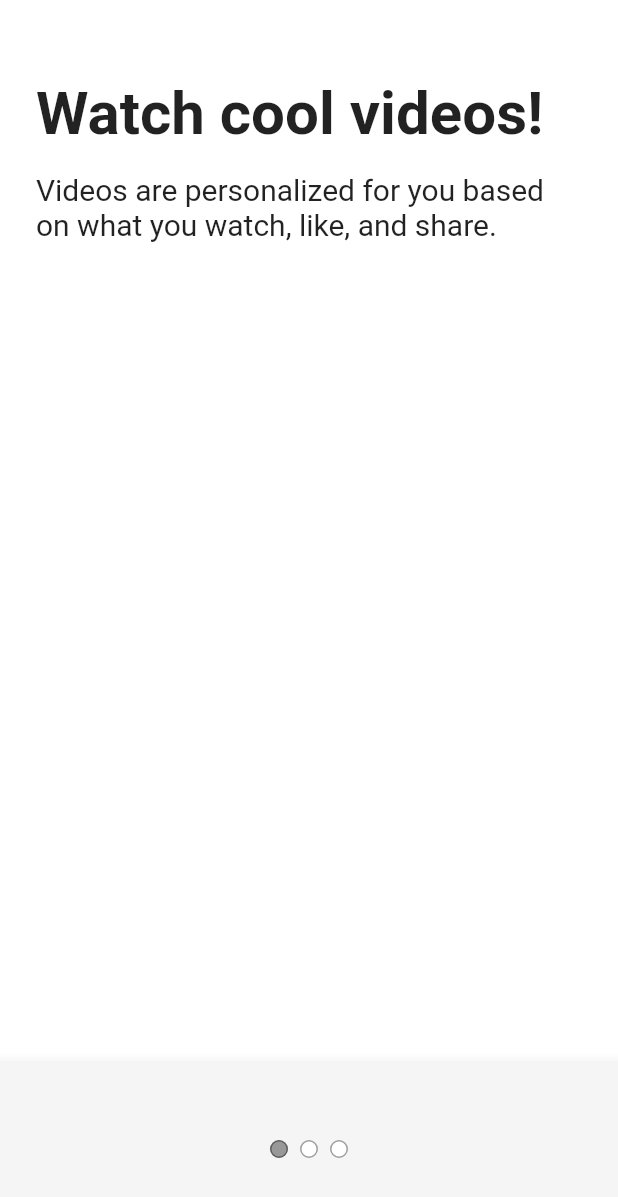
After one commit to chunbae-like-talisker/tiktok-clone, a Flutter app: the screen it shows after launch, after a tap on "Next", on a phone screen of 412 x 824 dp. The commit adds this screen. Shown: the top 1197 px of the screen. Run offline on Flutter 3.47's test engine with Material 3 defaults, Android fonts, the phone set to English and light mode, and no system bars; our stand-ins replace font_awesome_flutter.

Commit message:
#5.3 Tutorial Screen

```diff
--- a/lib/features/onboarding/interests_screen.dart
+++ b/lib/features/onboarding/interests_screen.dart
@@ -1,10 +1,166 @@
 import 'package:flutter/material.dart';
+import 'package:tiktok_clone/constants/gaps.dart';
+import 'package:tiktok_clone/constants/sizes.dart';
+import 'package:tiktok_clone/features/onboarding/tutorial_screen.dart';
+import 'package:tiktok_clone/features/onboarding/widgets/interest_button.dart';
 
-class InterestsScreen extends StatelessWidget {
+class InterestsScreen extends StatefulWidget {
   const InterestsScreen({super.key});
+
+  static const interests = [
+    "Daily Life",
+    "Comedy",
+    "Entertainment",
+    "Animals",
+    "Food",
+    "Beauty & Style",
+    "Drama",
+    "Learning",
+    "Talent",
+    "Sports",
+    "Auto",
+    "Family",
+    "Fitness & Health",
+    "DIY & Life Hacks",
+    "Arts & Crafts",
+    "Dance",
+    "Outdoors",
+    "Oddly Satisfying",
+    "Home & Garden",
+    "Daily Life",
+    "Comedy",
+    "Entertainment",
+    "Animals",
+    "Food",
+    "Beauty & Style",
+    "Drama",
+    "Learning",
+    "Talent",
+    "Sports",
+    "Auto",
+    "Family",
+    "Fitness & Health",
+    "DIY & Life Hacks",
+    "Arts & Crafts",
+    "Dance",
+    "Outdoors",
+    "Oddly Satisfying",
+    "Home & Garden",
+  ];
+
+  @override
+  State<InterestsScreen> createState() => _InterestsScreenState();
+}
+
+class _InterestsScreenState extends State<InterestsScreen> {
+  final ScrollController _scrollController = ScrollController();
+
+  bool _showTitle = false;
+
+  void _onScroll() {
+    if (_scrollController.offset > 100) {
+      if (_showTitle) return;
+      setState(() {
+        _showTitle = true;
+      });
+    } else {
+      if (!_showTitle) return;
+      setState(() {
+        _showTitle = false;
+      });
+    }
+  }
+
+  @override
+  void initState() {
+    super.initState();
+    _scrollController.addListener(_onScroll);
+  }
+
+  @override
+  void dispose() {
+    _scrollController.dispose();
+    super.dispose();
+  }
+
+  void _onNextTap() {
+    Navigator.push(
+      context,
+      MaterialPageRoute(builder: (context) => TutorialScreen()),
+    );
+  }
 
   @override
   Widget build(BuildContext context) {
-    return const Placeholder();
+    return Scaffold(
+      appBar: AppBar(
+        title: AnimatedOpacity(
+          opacity: _showTitle ? 1 : 0,
+          duration: Duration(milliseconds: 300),
+          child: Text("Choose your interests"),
+        ),
+      ),
+      body: Scrollbar(
+        controller: _scrollController,
+        child: SingleChildScrollView(
+          controller: _scrollController,
+          child: Padding(
+            padding: EdgeInsets.only(
+              left: Sizes.size24,
+              right: Sizes.size24,
+              bottom: Sizes.size16,
+            ),
+            child: Column(
+              crossAxisAlignment: CrossAxisAlignment.start,
+              children: [
+                Gaps.v32,
+                Text(
+                  "Choose your interests",
+                  style: TextStyle(
+                    fontSize: Sizes.size40,
+                    fontWeight: FontWeight.bold,
+                  ),
+                ),
+                Gaps.v20,
+                Text(
+                  "Get better video recommendation",
+                  style: TextStyle(fontSize: Sizes.size16),
+                ),
+                Gaps.v64,
+                Wrap(
+                  runSpacing: 15,
+                  spacing: 15,
+                  children: [
+                    for (var interest in InterestsScreen.interests)
+                      InterestButton(interest: interest),
+                  ],
+                ),
+              ],
+            ),
+          ),
+        ),
+      ),
+      bottomNavigationBar: BottomAppBar(
+        elevation: 2,
+        padding: EdgeInsets.only(
+          bottom: Sizes.size40,
+          top: Sizes.size16,
+          left: Sizes.size24,
+          right: Sizes.size24,
+        ),
+        child: GestureDetector(
+          onTap: _onNextTap,
+          child: Container(
+            padding: EdgeInsets.symmetric(vertical: Sizes.size20),
+            decoration: BoxDecoration(color: Theme.of(context).primaryColor),
+            child: Text(
+              "Next",
+              textAlign: TextAlign.center,
+              style: TextStyle(color: Colors.white, fontSize: Sizes.size20),
+            ),
+          ),
+        ),
+      ),
+    );
   }
 }
--- /dev/null
+++ b/lib/features/onboarding/tutorial_screen.dart
@@ -0,0 +1,104 @@
+import 'package:flutter/material.dart';
+import 'package:tiktok_clone/constants/gaps.dart';
+import 'package:tiktok_clone/constants/sizes.dart';
+
+class TutorialScreen extends StatefulWidget {
+  const TutorialScreen({super.key});
+
+  @override
+  State<TutorialScreen> createState() => _TutorialScreenState();
+}
+
+class _TutorialScreenState extends State<TutorialScreen> {
+  @override
+  Widget build(BuildContext context) {
+    return DefaultTabController(
+      length: 3,
+      child: Scaffold(
+        body: SafeArea(
+          child: TabBarView(
+            children: [
+              Padding(
+                padding: EdgeInsets.symmetric(horizontal: Sizes.size24),
+                child: Column(
+                  crossAxisAlignment: CrossAxisAlignment.start,
+                  children: [
+                    Gaps.v52,
+                    Text(
+                      "Watch cool videos!",
+                      style: TextStyle(
+                        fontSize: Sizes.size40,
+                        fontWeight: FontWeight.bold,
+                      ),
+                    ),
+                    Gaps.v16,
+                    Text(
+                      "Videos are personalized for you based on what you watch, like, and share.",
+                      style: TextStyle(fontSize: Sizes.size20),
+                    ),
+                  ],
+                ),
+              ),
+              Padding(
+                padding: EdgeInsets.symmetric(horizontal: Sizes.size24),
+                child: Column(
+                  crossAxisAlignment: CrossAxisAlignment.start,
+                  children: [
+                    Gaps.v52,
+                    Text(
+                      "Follow the rules",
+                      style: TextStyle(
+                        fontSize: Sizes.size40,
+                        fontWeight: FontWeight.bold,
+                      ),
+                    ),
+                    Gaps.v16,
+                    Text(
+                      "Videos are personalized for you based on what you watch, like, and share.",
+                      style: TextStyle(fontSize: Sizes.size20),
+                    ),
+                  ],
+                ),
+              ),
+              Padding(
+                padding: EdgeInsets.symmetric(horizontal: Sizes.size24),
+                child: Column(
+                  crossAxisAlignment: CrossAxisAlignment.start,
+                  children: [
+                    Gaps.v52,
+                    Text(
+                      "Enjoy the ride",
+                      style: TextStyle(
+                        fontSize: Sizes.size40,
+                        fontWeight: FontWeight.bold,
+                      ),
+                    ),
+                    Gaps.v16,
+                    Text(
+                      "Videos are personalized for you based on what you watch, like, and share.",
+                      style: TextStyle(fontSize: Sizes.size20),
+                    ),
+                  ],
+                ),
+              ),
+            ],
+          ),
+        ),
+        bottomNavigationBar: BottomAppBar(
+          child: Container(
+            padding: EdgeInsets.symmetric(vertical: Sizes.size48),
+            child: Row(
+              mainAxisAlignment: MainAxisAlignment.center,
+              children: [
+                TabPageSelector(
+                  color: Colors.white,
+                  selectedColor: Colors.black38,
+                ),
+              ],
+            ),
+          ),
+        ),
+      ),
+    );
+  }
+}
--- /dev/null
+++ b/lib/features/onboarding/widgets/interest_button.dart
@@ -0,0 +1,54 @@
+import 'package:flutter/material.dart';
+import 'package:tiktok_clone/constants/sizes.dart';
+
+class InterestButton extends StatefulWidget {
+  const InterestButton({super.key, required this.interest});
+
+  final String interest;
+
+  @override
+  State<InterestButton> createState() => _InterestButtonState();
+}
+
+class _InterestButtonState extends State<InterestButton> {
+  bool _isSelected = false;
+
+  void _onTap() {
+    setState(() {
+      _isSelected = !_isSelected;
+    });
+  }
+
+  @override
+  Widget build(BuildContext context) {
+    return GestureDetector(
+      onTap: _onTap,
+      child: AnimatedContainer(
+        duration: Duration(milliseconds: 300),
+        padding: EdgeInsets.symmetric(
+          vertical: Sizes.size16,
+          horizontal: Sizes.size16,
+        ),
+        decoration: BoxDecoration(
+          color: _isSelected ? Theme.of(context).primaryColor : Colors.white,
+          borderRadius: BorderRadius.circular(Sizes.size32),
+          border: Border.all(color: Colors.black.withOpacity(0.1)),
+          boxShadow: [
+            BoxShadow(
+              color: Colors.black.withOpacity(0.05),
+              blurRadius: 5,
+              spreadRadius: 5,
+            ),
+          ],
+        ),
+        child: Text(
+          widget.interest,
+          style: TextStyle(
+            color: _isSelected ? Colors.white : Colors.black87,
+            fontWeight: FontWeight.bold,
+          ),
+        ),
+      ),
+    );
+  }
+}
--- a/lib/main.dart
+++ b/lib/main.dart
@@ -1,6 +1,6 @@
 import 'package:flutter/material.dart';
 import 'package:tiktok_clone/constants/sizes.dart';
-import 'package:tiktok_clone/features/authentication/sign_up_screen.dart';
+import 'package:tiktok_clone/features/onboarding/interests_screen.dart';
 
 void main() {
   runApp(const TikTokApp());
@@ -28,8 +28,10 @@ class TikTokApp extends StatelessWidget {
             fontWeight: FontWeight.w600,
           ),
         ),
+        bottomAppBarTheme: BottomAppBarTheme(color: Colors.grey.shade100),
+        useMaterial3: false,
       ),
-      home: const SignUpScreen(),
+      home: const InterestsScreen(),
     );
   }
 }
```
Also changed, not shown: lib/features/authentication/login_form_screen.dart (+10 -1 lines).
